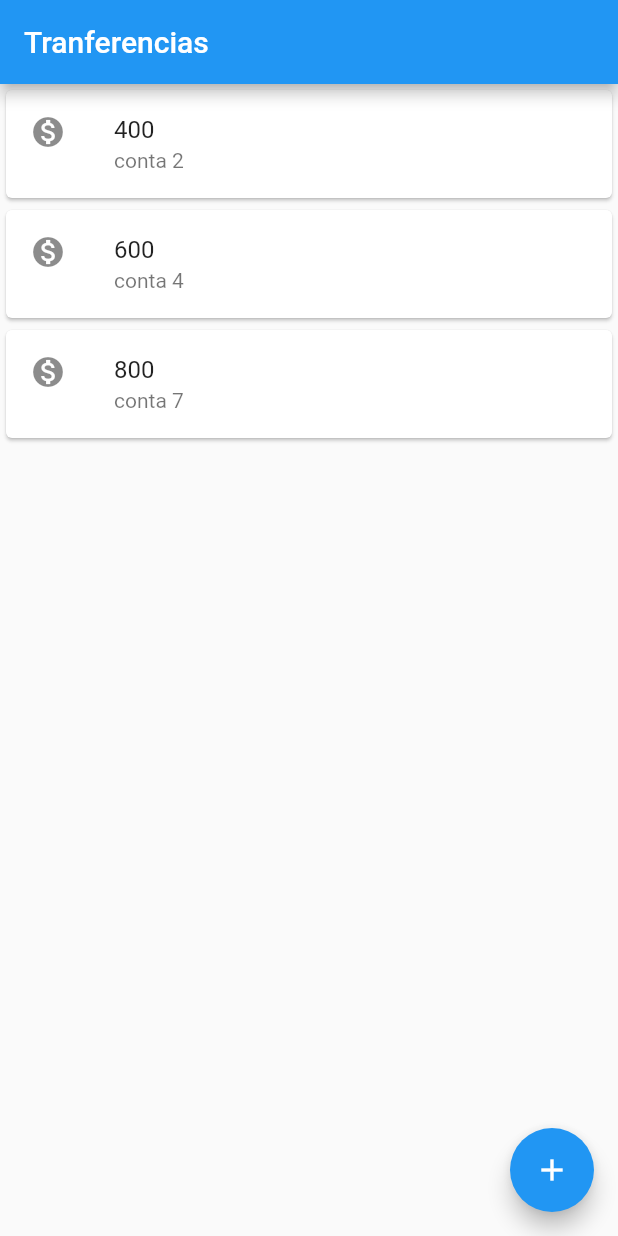
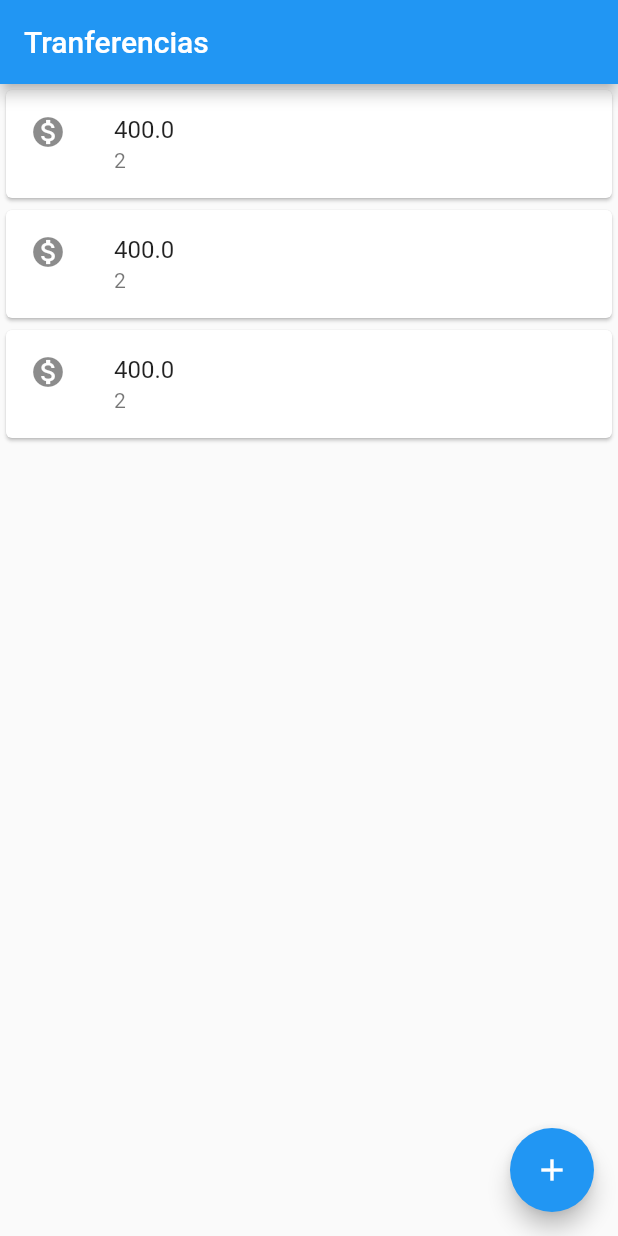
Before and after one commit to juan-20/Flutter-Primeiro-App, a Flutter app: the screen it shows after launch, on a phone screen of 412 x 824 dp. Run offline on Flutter 3.47's test engine with Material 2 defaults, Android fonts, the phone set to English and light mode, and no system bars.

Commit message:
Refatorando variavel

```diff
--- a/lib/main.dart
+++ b/lib/main.dart
@@ -27,19 +27,18 @@ class ListaTranferencias extends StatelessWidget {
     // TODO: implement build
     return Column(
       children: <Widget>[
-        ItemTransferencia('400', 'conta 2'),
-        ItemTransferencia('600', 'conta 4'),
-        ItemTransferencia('800', 'conta 7'),
+        ItemTransferencia(Transferencia(400.0, 2)),
+        ItemTransferencia(Transferencia(400.0, 2)),
+        ItemTransferencia(Transferencia(400.0, 2)),
       ],
     );
   }
 }
 
 class ItemTransferencia extends StatelessWidget {
-  final String valor;
-  final String numeroconta;
+  final Transferencia _transferencia;
 
-  ItemTransferencia(this.valor, this.numeroconta);
+  ItemTransferencia(this._transferencia);
 
   @override
   Widget build(BuildContext context) {
@@ -47,8 +46,15 @@ class ItemTransferencia extends StatelessWidget {
     return Card(
         child: ListTile(
       leading: Icon(Icons.monetization_on),
-      title: Text(valor),
-      subtitle: Text(numeroconta),
+      title: Text(_transferencia.valor.toString()),
+      subtitle: Text(_transferencia.numeroconta.toString()),
     ));
   }
 }
+
+class Transferencia {
+  final double valor;
+  final int numeroconta;
+
+  Transferencia(this.valor, this.numeroconta);
+}
```
